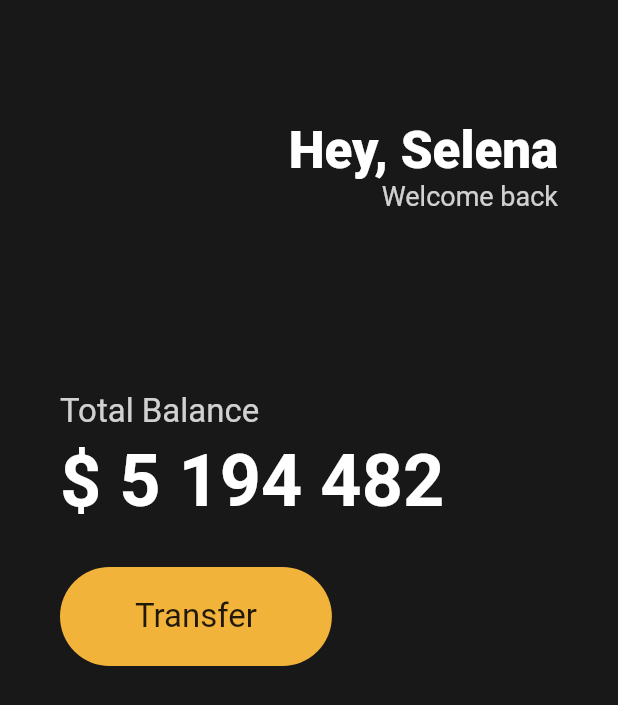
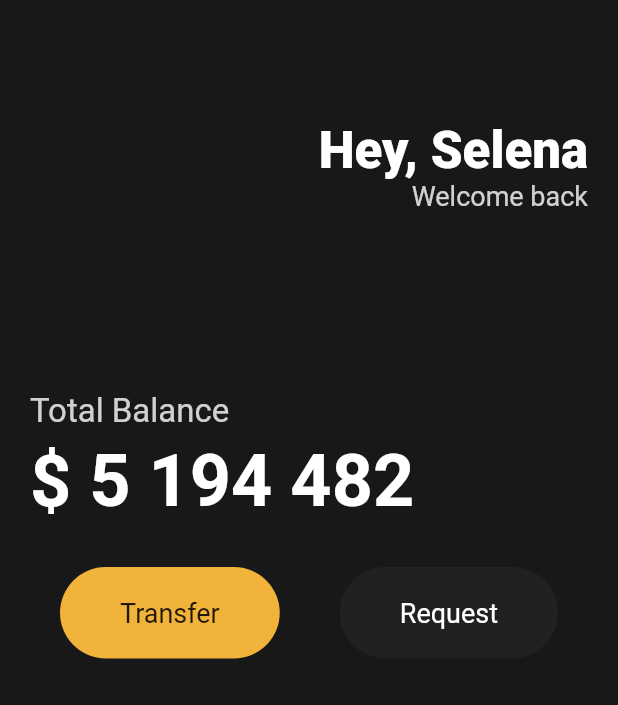
Before and after one commit to HyeonWooGa/flutter__financial_mobile__ui_practice, a Flutter app: the screen it shows after launch, on a phone screen of 412 x 824 dp. Shown: the top 705 px of the screen. Run offline on Flutter 3.47's test engine with Material 2 defaults, Android fonts, the light colour scheme and no system bars.

Commit message:
💄 Add one more button

```diff
--- a/lib/main.dart
+++ b/lib/main.dart
@@ -17,7 +17,7 @@ class App extends StatelessWidget {
         ),
         body: Padding(
           padding: const EdgeInsets.symmetric(
-            horizontal: 40,
+            horizontal: 20,
           ),
           child: Column(
             crossAxisAlignment: CrossAxisAlignment.start,
@@ -74,6 +74,7 @@ class App extends StatelessWidget {
                 height: 30,
               ),
               Row(
+                mainAxisAlignment: MainAxisAlignment.spaceAround,
                 children: [
                   Container(
                     decoration: BoxDecoration(
@@ -83,12 +84,31 @@ class App extends StatelessWidget {
                     child: const Padding(
                       padding: EdgeInsets.symmetric(
                         vertical: 20,
-                        horizontal: 50,
+                        horizontal: 40,
                       ),
                       child: Text(
                         'Transfer',
                         style: TextStyle(
-                          fontSize: 22,
+                          fontSize: 18,
+                        ),
+                      ),
+                    ),
+                  ),
+                  Container(
+                    decoration: BoxDecoration(
+                      borderRadius: BorderRadius.circular(45),
+                      color: const Color(0xFF1F2123),
+                    ),
+                    child: const Padding(
+                      padding: EdgeInsets.symmetric(
+                        vertical: 20,
+                        horizontal: 40,
+                      ),
+                      child: Text(
+                        'Request',
+                        style: TextStyle(
+                          fontSize: 18,
+                          color: Colors.white,
                         ),
                       ),
                     ),
```
